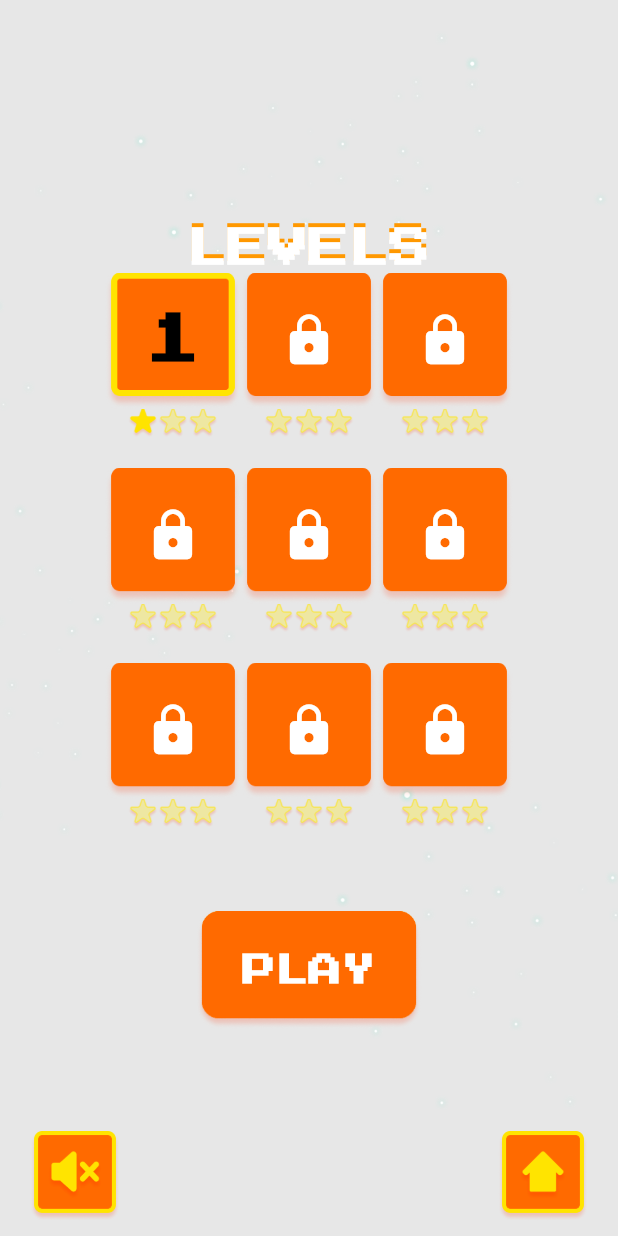
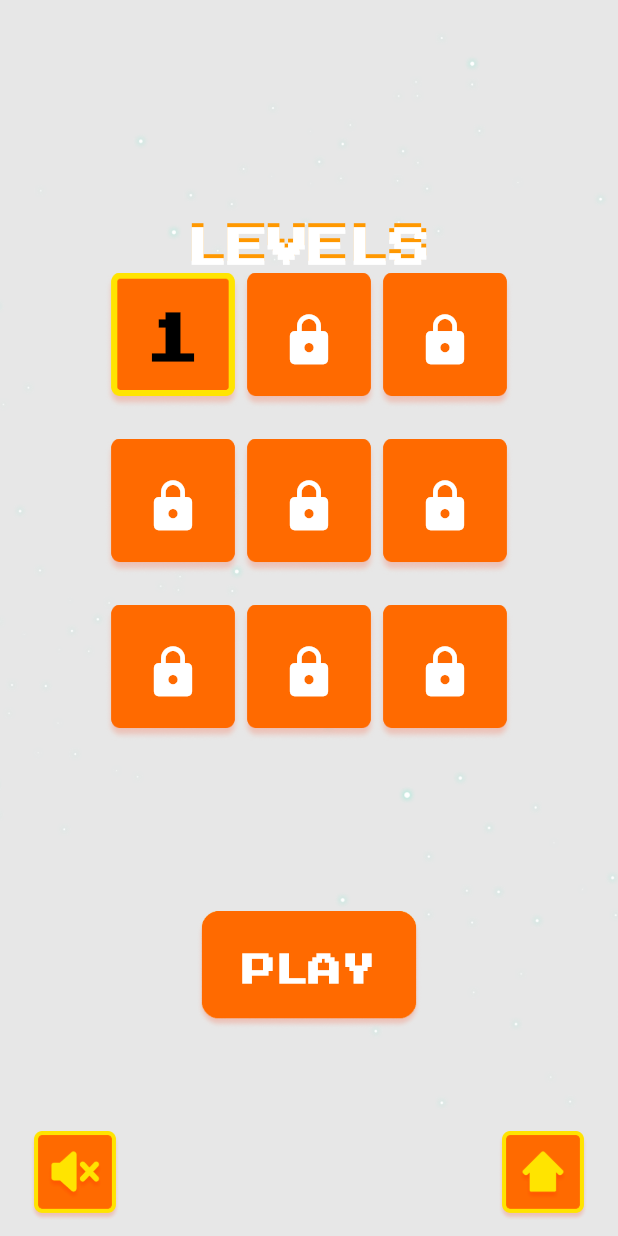
Before and after one commit to hngx-org/team-brainbots-breakout, a Flutter app: the LevelScreen screen opened by its route, on a phone screen of 412 x 824 dp. Run offline on Flutter 3.47's test engine with Material 2 defaults, Android fonts, the phone set to English and light mode, and no system bars; our stand-ins replace flutter_screenutil, go_router, google_fonts, percent_indicator, shared_preferences; missing offline and left inert: flame; accounts and stored records are empty.

Commit message:
removed stars from level screen

```diff
--- a/lib/src/screens/level_screen.dart
+++ b/lib/src/screens/level_screen.dart
@@ -165,20 +165,6 @@ class _LevelScreenState extends State<LevelScreen>
                                             ),
                                     ],
                                   ),
-                                  Row(
-                                    mainAxisAlignment: MainAxisAlignment.center,
-                                    children: List.generate(3, (starIndex) {
-                                      bool isStarActive = starIndex < 1;
-                                      return Image.asset(
-                                        currentTileIndex == 1
-                                            ? isStarActive
-                                                ? 'assets/images/active_star.png'
-                                                : 'assets/images/unactive_star.png'
-                                            : 'assets/images/unactive_star.png',
-                                        width: 20,
-                                      );
-                                    }),
-                                  )
                                 ],
                               ),
                             ),
```
